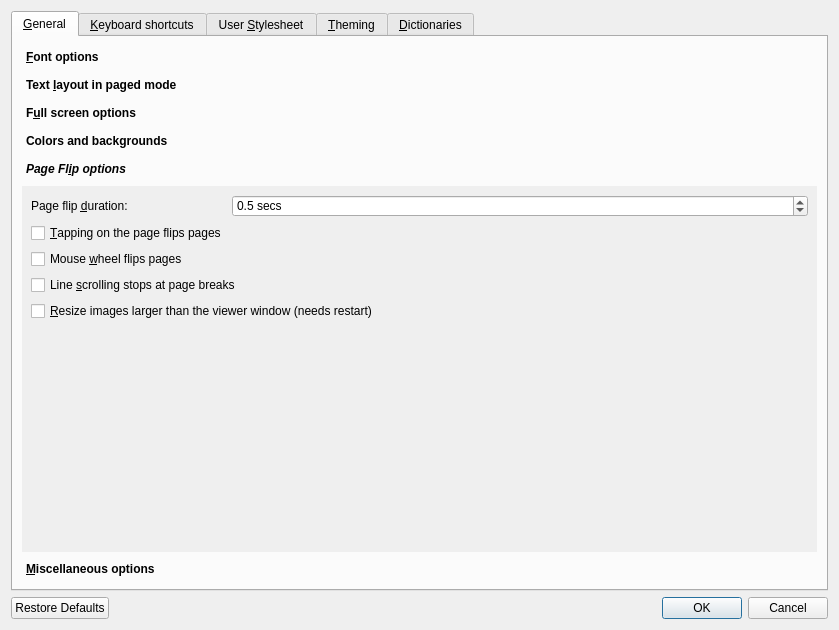
First picture: the form in src/calibre/gui2/viewer/config.ui, repository kovidgoyal/calibre, before the edit.
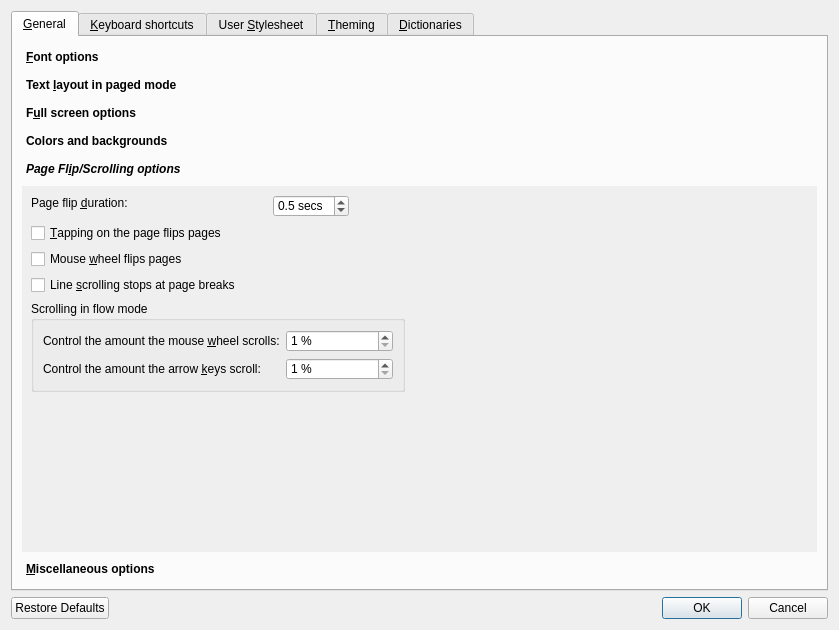
Second picture: the form after the edit. The open tabs and pages were chosen to show the change. Icons and pictures are not drawn.

Commit message: E-book viewer: Add options to control the amount the mouse wheel and arrow keys scroll by in flow mode

The edit to the form file:
```diff
--- a/src/calibre/gui2/viewer/config.ui
+++ b/src/calibre/gui2/viewer/config.ui
@@ -600,11 +600,17 @@
            </rect>
           </property>
           <attribute name="label">
-           <string>Page Fl&amp;ip options</string>
+           <string>Page Fl&amp;ip/Scrolling options</string>
           </attribute>
-          <layout class="QFormLayout" name="formLayout_3">
-           <item row="0" column="0">
             <widget class="QLabel" name="label_11">
+           <property name="geometry">
+            <rect>
+             <x>9</x>
+             <y>9</y>
+             <width>111</width>
+             <height>16</height>
+            </rect>
+           </property>
              <property name="text">
               <string>Page flip &amp;duration:</string>
              </property>
@@ -612,9 +618,15 @@
               <cstring>opt_page_flip_duration</cstring>
              </property>
             </widget>
-           </item>
-           <item row="0" column="1">
             <widget class="QDoubleSpinBox" name="opt_page_flip_duration">
+           <property name="geometry">
+            <rect>
+             <x>251</x>
+             <y>9</y>
+             <width>76</width>
+             <height>22</height>
+            </rect>
+           </property>
              <property name="specialValueText">
               <string>disabled</string>
              </property>
@@ -637,36 +649,118 @@
               <double>0.500000000000000</double>
              </property>
             </widget>
-           </item>
-           <item row="2" column="0" colspan="2">
+          <widget class="QGroupBox" name="groupBox">
+           <property name="geometry">
+            <rect>
+             <x>9</x>
+             <y>115</y>
+             <width>374</width>
+             <height>91</height>
+            </rect>
+           </property>
+           <property name="title">
+            <string>Scrolling in flow mode</string>
+           </property>
+           <layout class="QFormLayout" name="formLayout_3">
+            <item row="0" column="0">
+             <widget class="QLabel" name="label_29">
+              <property name="text">
+               <string>Control the amount the mouse &amp;wheel scrolls:</string>
+              </property>
+              <property name="buddy">
+               <cstring>opt_wheel_scroll_fraction</cstring>
+              </property>
+             </widget>
+            </item>
+            <item row="0" column="1">
+             <widget class="QSpinBox" name="opt_wheel_scroll_fraction">
+              <property name="toolTip">
+               <string>This is a percentage, by making itless than 100 you can decrease the amount the wheel scrolls by, by making it more than 100 you can increase the scroll amount.</string>
+              </property>
+              <property name="suffix">
+               <string> %</string>
+              </property>
+              <property name="minimum">
+               <number>1</number>
+              </property>
+              <property name="maximum">
+               <number>2000</number>
+              </property>
+              <property name="singleStep">
+               <number>5</number>
+              </property>
+             </widget>
+            </item>
+            <item row="1" column="0">
+             <widget class="QLabel" name="label_30">
+              <property name="text">
+               <string>Control the amount the arrow &amp;keys scroll:</string>
+              </property>
+              <property name="buddy">
+               <cstring>opt_line_scroll_fraction</cstring>
+              </property>
+             </widget>
+            </item>
+            <item row="1" column="1">
+             <widget class="QSpinBox" name="opt_line_scroll_fraction">
+              <property name="toolTip">
+               <string>This is a percentage, by making itless than 100 you can decrease the amount thearrow keys scroll by, by making it more than 100 you can increase the scroll amount.</string>
+              </property>
+              <property name="suffix">
+               <string> %</string>
+              </property>
+              <property name="minimum">
+               <number>1</number>
+              </property>
+              <property name="maximum">
+               <number>2000</number>
+              </property>
+              <property name="singleStep">
+               <number>5</number>
+              </property>
+             </widget>
+            </item>
+           </layout>
+          </widget>
+          <widget class="QCheckBox" name="opt_tap_flips_pages">
+           <property name="geometry">
+            <rect>
+             <x>9</x>
+             <y>37</y>
+             <width>219</width>
+             <height>20</height>
+            </rect>
+           </property>
+           <property name="text">
+            <string>&amp;Tapping on the page flips pages</string>
+           </property>
+          </widget>
             <widget class="QCheckBox" name="opt_wheel_flips_pages">
+           <property name="geometry">
+            <rect>
+             <x>9</x>
+             <y>63</y>
+             <width>174</width>
+             <height>20</height>
+            </rect>
+           </property>
              <property name="text">
               <string>Mouse &amp;wheel flips pages</string>
              </property>
             </widget>
-           </item>
-           <item row="3" column="0" colspan="2">
             <widget class="QCheckBox" name="opt_line_scrolling_stops_on_pagebreaks">
+           <property name="geometry">
+            <rect>
+             <x>9</x>
+             <y>89</y>
+             <width>236</width>
+             <height>20</height>
+            </rect>
+           </property>
              <property name="text">
               <string>Line &amp;scrolling stops at page breaks</string>
              </property>
             </widget>
-           </item>
-           <item row="4" column="0" colspan="2">
-            <widget class="QCheckBox" name="opt_fit_images">
-             <property name="text">
-              <string>&amp;Resize images larger than the viewer window (needs restart)</string>
-             </property>
-            </widget>
-           </item>
-           <item row="1" column="0">
-            <widget class="QCheckBox" name="opt_tap_flips_pages">
-             <property name="text">
-              <string>&amp;Tapping on the page flips pages</string>
-             </property>
-            </widget>
-           </item>
-          </layout>
          </widget>
          <widget class="QWidget" name="page_4">
           <property name="geometry">
@@ -762,6 +856,56 @@
              </property>
             </widget>
            </item>
+           <item row="3" column="1">
+            <widget class="QLineEdit" name="search_online_url">
+             <property name="toolTip">
+              <string>Change the search engine used to perform online searches for selected text.
+You must enter the search URL for the search engine, with the placeholder
+{text}, which will be replaced by the selected text.</string>
+             </property>
+            </widget>
+           </item>
+           <item row="4" column="0" colspan="2">
+            <widget class="QCheckBox" name="opt_remember_window_size">
+             <property name="text">
+              <string>Remember last used &amp;window size and layout</string>
+             </property>
+            </widget>
+           </item>
+           <item row="5" column="0" colspan="2">
+            <widget class="QCheckBox" name="opt_remember_current_page">
+             <property name="text">
+              <string>Remember the &amp;current page when quitting</string>
+             </property>
+            </widget>
+           </item>
+           <item row="6" column="0" colspan="2">
+            <widget class="QCheckBox" name="opt_copy_bookmarks_to_file">
+             <property name="toolTip">
+              <string>Keep a copy of all bookmarks/current page information inside the ebook file, so that you can share them by simply sending the ebook file itself. Currently only works with ebooks in the EPUB format.</string>
+             </property>
+             <property name="text">
+              <string>Keep a copy of &amp;bookmarks/current page inside the ebook file, for easy sharing</string>
+             </property>
+            </widget>
+           </item>
+           <item row="7" column="0" colspan="2">
+            <widget class="QCheckBox" name="opt_singleinstance">
+             <property name="toolTip">
+              <string>Normally, you can view multiple books in calibre, each in its own viewer window. With this option, if you attempt to view a second book, it will replace the previously opened book instead of using a new window.</string>
+             </property>
+             <property name="text">
+              <string>Allow only a &amp;single book to be viewed at a time (needs restart)</string>
+             </property>
+            </widget>
+           </item>
+           <item row="8" column="0" colspan="2">
+            <widget class="QCheckBox" name="opt_fit_images">
+             <property name="text">
+              <string>&amp;Resize images larger than the viewer window (needs restart)</string>
+             </property>
+            </widget>
+           </item>
            <item row="9" column="0">
             <spacer name="verticalSpacer">
              <property name="orientation">
```
Left out of the diff: 85 changed lines with no effect on the pictures. Lines whose indentation alone changed are shown as unchanged. The commit also changes 2 other files.
